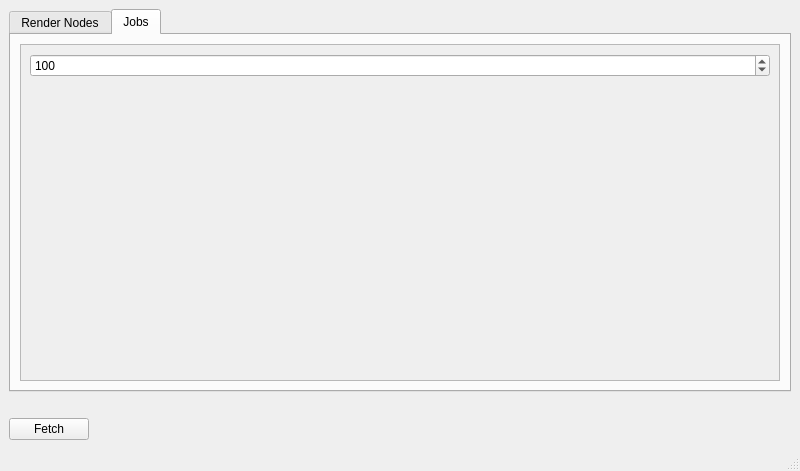
Before: the Qt Designer form Ui_FarmView.ui in CogswellProjectHydra/githubHydraRepo, drawn with Qt 5.
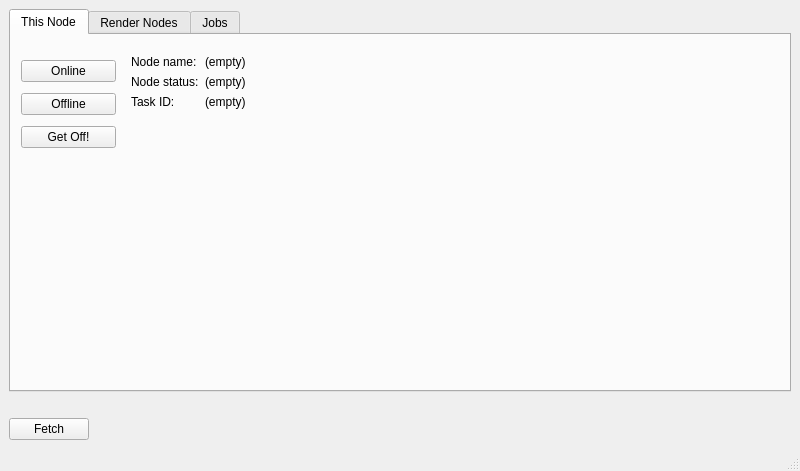
After: the same form once the commit is applied.

Commit message: Began integrating GetOff into FarmView

```diff
--- a/Ui_FarmView.ui
+++ b/Ui_FarmView.ui
@@ -42,8 +42,100 @@
     <item row="0" column="0">
      <widget class="QTabWidget" name="tabWidget">
       <property name="currentIndex">
-       <number>1</number>
+       <number>0</number>
       </property>
+      <widget class="QWidget" name="thisNodeTab">
+       <attribute name="title">
+        <string>This Node</string>
+       </attribute>
+       <widget class="QWidget" name="">
+        <property name="geometry">
+         <rect>
+          <x>10</x>
+          <y>20</y>
+          <width>95</width>
+          <height>100</height>
+         </rect>
+        </property>
+        <layout class="QVBoxLayout" name="verticalLayout">
+         <item>
+          <widget class="QPushButton" name="onlineButton">
+           <property name="text">
+            <string>Online</string>
+           </property>
+          </widget>
+         </item>
+         <item>
+          <widget class="QPushButton" name="offlineButton">
+           <property name="text">
+            <string>Offline</string>
+           </property>
+          </widget>
+         </item>
+         <item>
+          <widget class="QPushButton" name="getOffButton">
+           <property name="text">
+            <string>Get Off!</string>
+           </property>
+          </widget>
+         </item>
+        </layout>
+       </widget>
+       <widget class="QWidget" name="">
+        <property name="geometry">
+         <rect>
+          <x>120</x>
+          <y>20</y>
+          <width>126</width>
+          <height>64</height>
+         </rect>
+        </property>
+        <layout class="QFormLayout" name="formLayout">
+         <item row="0" column="0">
+          <widget class="QLabel" name="nodeNameLabelLabel">
+           <property name="text">
+            <string>Node name:</string>
+           </property>
+          </widget>
+         </item>
+         <item row="0" column="1">
+          <widget class="QLabel" name="nodeNameLabel">
+           <property name="text">
+            <string>(empty)</string>
+           </property>
+          </widget>
+         </item>
+         <item row="1" column="0">
+          <widget class="QLabel" name="nodeStatusLabelLabel">
+           <property name="text">
+            <string>Node status:</string>
+           </property>
+          </widget>
+         </item>
+         <item row="1" column="1">
+          <widget class="QLabel" name="nodeStatusLabel">
+           <property name="text">
+            <string>(empty)</string>
+           </property>
+          </widget>
+         </item>
+         <item row="2" column="0">
+          <widget class="QLabel" name="taskIDLabelLabel">
+           <property name="text">
+            <string>Task ID:</string>
+           </property>
+          </widget>
+         </item>
+         <item row="2" column="1">
+          <widget class="QLabel" name="taskIDLabel">
+           <property name="text">
+            <string>(empty)</string>
+           </property>
+          </widget>
+         </item>
+        </layout>
+       </widget>
+      </widget>
       <widget class="QWidget" name="renderNodesTab">
        <attribute name="title">
         <string>Render Nodes</string>
@@ -104,8 +196,8 @@
             <rect>
              <x>0</x>
              <y>0</y>
-             <width>756</width>
-             <height>316</height>
+             <width>748</width>
+             <height>285</height>
             </rect>
            </property>
            <layout class="QGridLayout" name="gridLayout_2">
```
Left out of the diff: 20 changed lines with no effect on the pictures. The commit also changes 3 other files.
